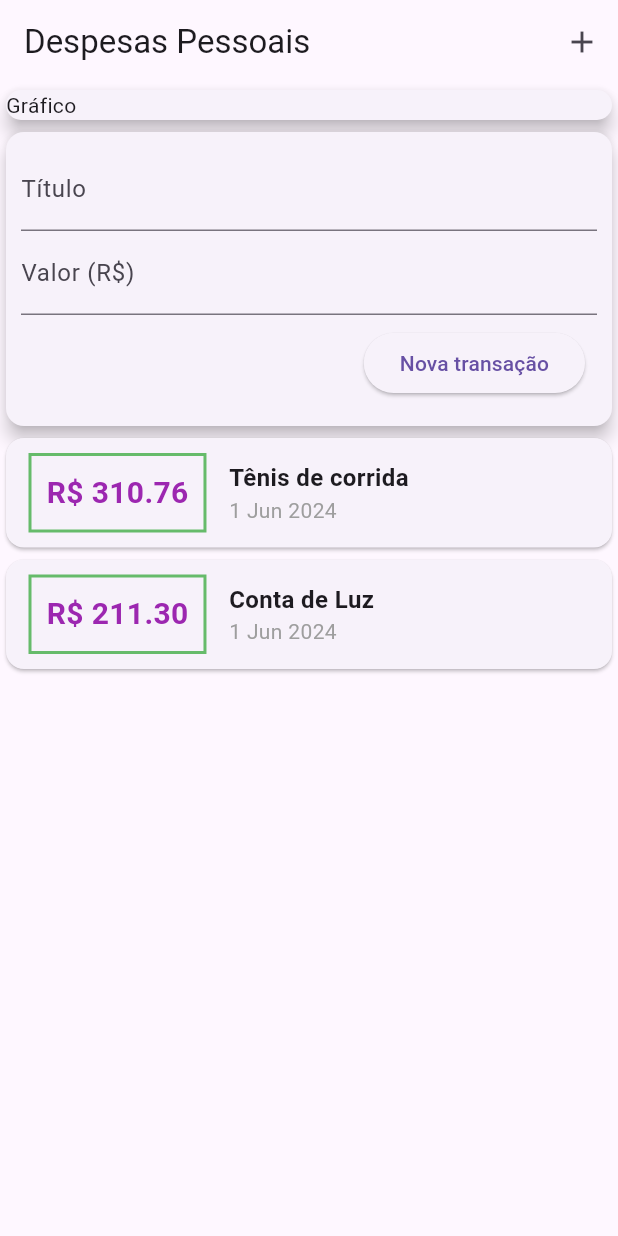
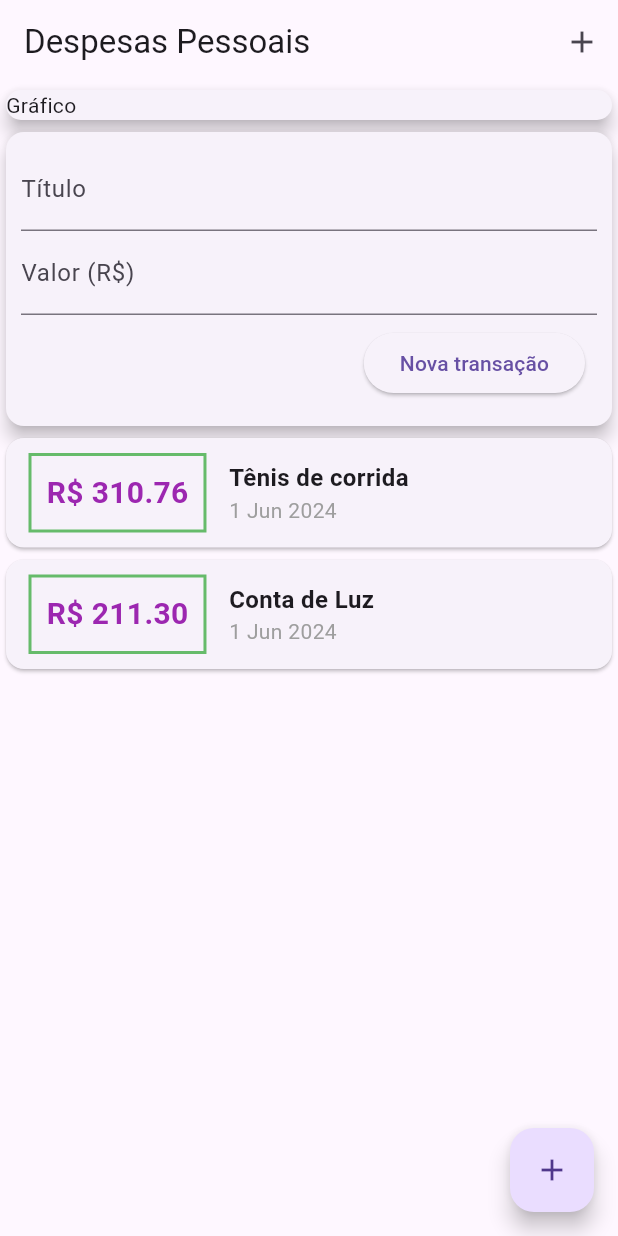
Before and after one commit to anthonyclint/tbills, a Flutter app: the screen it shows after launch, on a phone screen of 412 x 824 dp. Run offline on Flutter 3.47's test engine with Material 3 defaults, Android fonts, the phone set to English and light mode, and no system bars; missing offline and left inert: dart:ffi.

Commit message:
feat: adicionando FloatingActionButton

```diff
--- a/tbills/lib/main.dart
+++ b/tbills/lib/main.dart
@@ -1,3 +1,5 @@
+import 'dart:ffi';
+
 import 'package:flutter/material.dart';
 import 'package:tbills/components/transaction_user.dart';
 import 'package:tbills/models/transaction.dart';
@@ -50,6 +52,13 @@ class HomePage extends StatelessWidget {
           ],
         ),
       ),
+      floatingActionButton: FloatingActionButton(
+        child: Icon(Icons.add),
+        onPressed: () {
+
+        },
+      ),
+      //floatingActionButtonLocation: FloatingActionButtonLocation.centerFloat, //serve para centralizar o botão
     );
   }
 }
```
